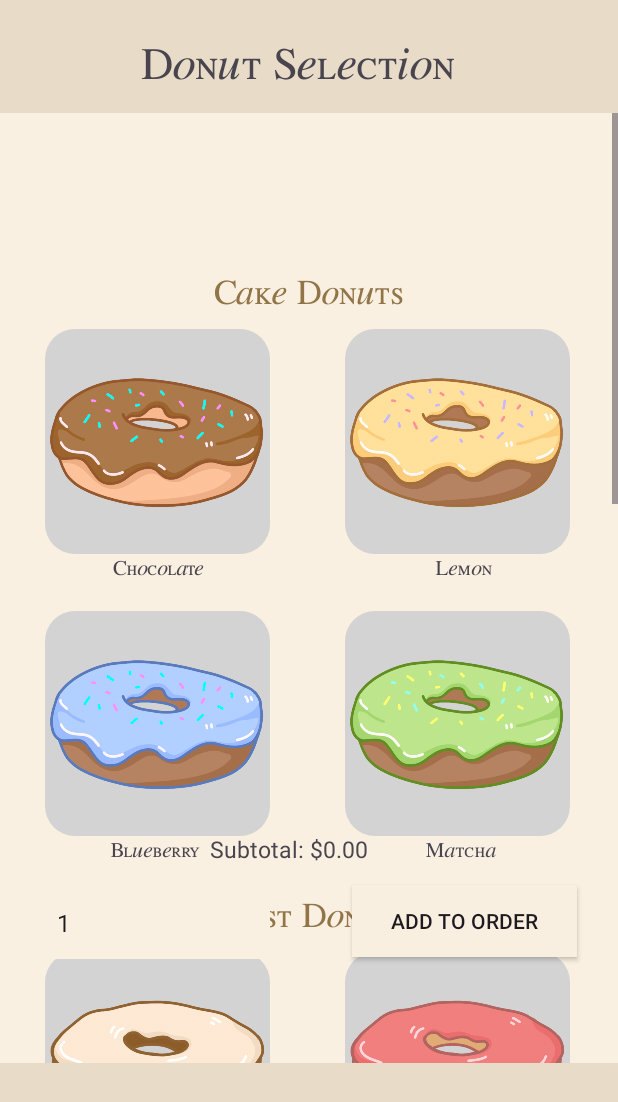
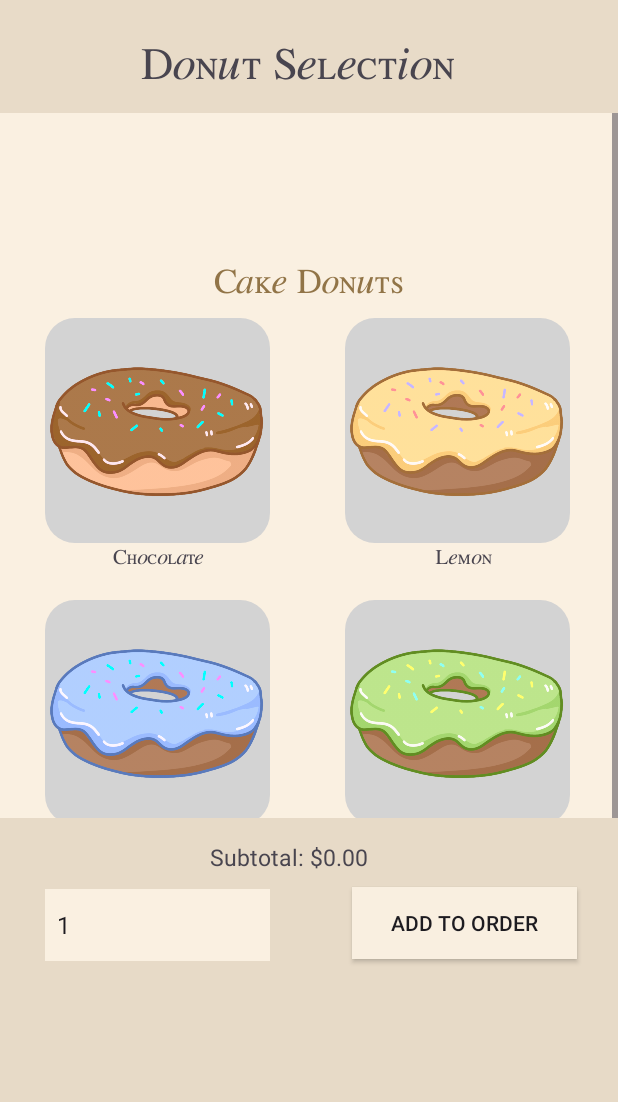
Before and after one commit to JustALoafOfBeans/RUCafeAndriod, an Android app: the DonutActivity screen opened directly, with no data from a screen before it, on a phone screen of 412 x 824 dp. Shown: the top 1102 px of the screen. Run offline under Robolectric (Android 15) with nearby library versions, the phone set to English and light mode, and no system bars.

Commit message:
Fix scrollview space and bg

```diff
--- a/app/src/main/res/layout/donut_select.xml
+++ b/app/src/main/res/layout/donut_select.xml
@@ -26,13 +26,13 @@
         android:layout_width="match_parent"
         android:layout_height="match_parent"
         android:layout_marginTop="75dp"
+        android:layout_marginBottom="-320dp"
 
-        android:layout_marginBottom="115dp"
         android:background="#faf0e1"
         android:clipToPadding="true"
         android:contentDescription="@string/select_donut_type"
+        android:fillViewport="true"
 
-        android:fillViewport="true"
         app:layout_constraintBottom_toBottomOf="parent"
         app:layout_constraintEnd_toEndOf="parent"
         app:layout_constraintStart_toStartOf="parent"
@@ -41,13 +41,13 @@
         <LinearLayout
             android:layout_width="match_parent"
             android:layout_height="wrap_content"
-            android:layout_gravity="center_vertical"
+            android:layout_gravity="center"
             android:orientation="vertical">
 
             <TextView
                 android:id="@+id/padTextWhy"
                 android:layout_width="match_parent"
-                android:layout_height="1000dp"
+                android:layout_height="550dp"
                 android:text="@string/padding" />
 
             <TextView
@@ -396,23 +396,35 @@
         </LinearLayout>
     </ScrollView>
 
+    <Space
+        android:layout_width="match_parent"
+        android:layout_height="100dp"
+        android:layout_marginTop="560dp"
+        android:background="#E7DAC7"
+        app:layout_constraintTop_toTopOf="parent" />
+
+    <LinearLayout
+        android:layout_width="match_parent"
+        android:layout_height="match_parent"
+        android:layout_marginTop="545dp"
+        android:background="#E7DAC7"
+        android:orientation="vertical"
+        app:layout_constraintTop_toTopOf="parent">
+
         <TextView
             android:id="@+id/subtotalText"
             android:layout_width="150dp"
             android:layout_height="wrap_content"
             android:layout_marginStart="140dp"
-        android:layout_marginTop="555dp"
+            android:layout_marginTop="15dp"
             android:text="@string/subtotal_default"
-        android:textSize="15sp"
-        app:layout_constraintStart_toStartOf="parent"
-        app:layout_constraintTop_toTopOf="parent" />
+            android:textSize="15sp" />
 
         <LinearLayout
             android:layout_width="match_parent"
             android:layout_height="150dp"
-        android:layout_marginTop="575dp"
-        android:orientation="horizontal"
-        app:layout_constraintTop_toTopOf="parent">
+            android:layout_marginTop="-5dp"
+            android:orientation="horizontal">
 
             <Spinner
                 android:id="@+id/quantitySpinner"
@@ -437,5 +449,6 @@
                 android:text="@string/add_button"
                 tools:ignore="VisualLintButtonSize" />
         </LinearLayout>
+    </LinearLayout>
 
 </androidx.constraintlayout.widget.ConstraintLayout>
```
Lines whose indentation alone changed are shown as unchanged.
